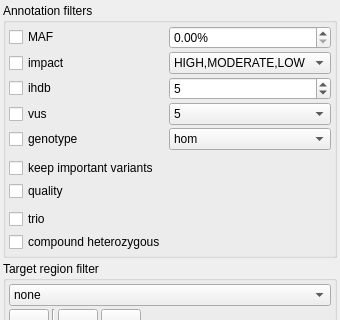
imgag/ngs-bits, file src/GSvar/FilterDockWidget.ui: the form before one commit; both pictures show x 0 to 340 and y 0 to 320 of the 340 by 518 pixel window.
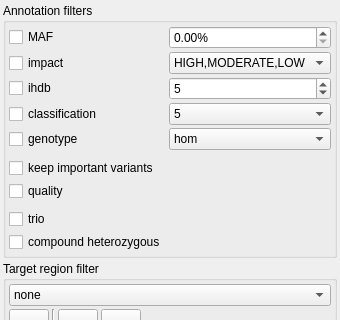
The form after the commit. Icons and pictures are not drawn.

Commit message: NGSD: moved variant classification to separate table.

The edit to the form file:
```diff
--- a/src/GSvar/FilterDockWidget.ui
+++ b/src/GSvar/FilterDockWidget.ui
@@ -103,7 +103,7 @@
           <string>&lt;html&gt;&lt;head/&gt;&lt;body&gt;&lt;p&gt;Minimum numeric VUS classification value.&lt;br/&gt;&lt;br/&gt;Special non-numeric cases:&lt;br/&gt;- class 'M' passes filter.&lt;br/&gt;- class 'A' is removed.&lt;/p&gt;&lt;/body&gt;&lt;/html&gt;</string>
          </property>
          <property name="text">
-          <string>vus</string>
+          <string>classification</string>
          </property>
         </widget>
        </item>
```
Left out of the diff: 8 changed lines with no effect on the pictures. The commit also changes 16 other files.
